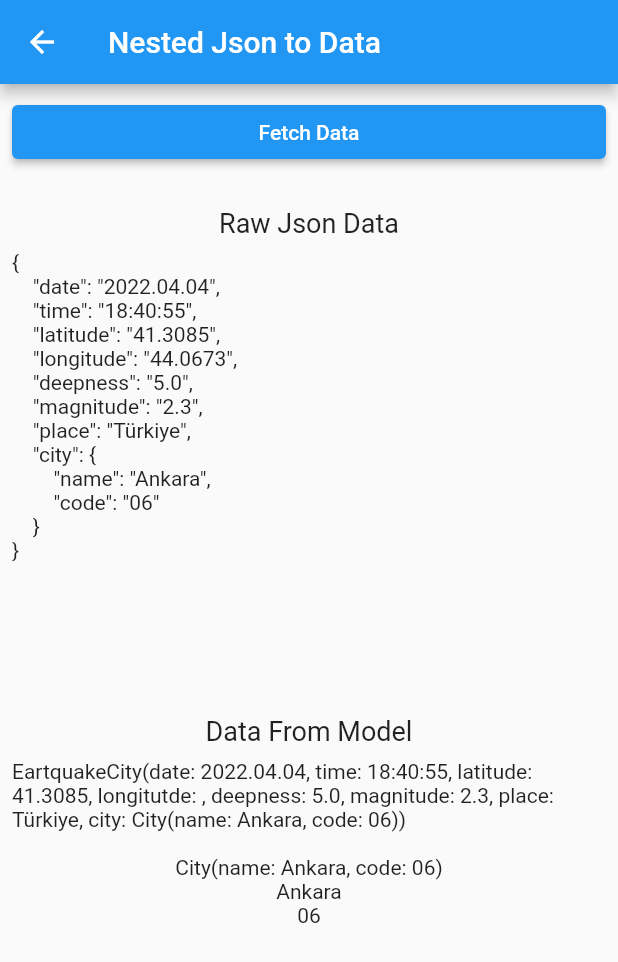
After one commit to emrekaplanek/flutter_fetch_json, a Flutter app: the JsonToModelNested screen opened directly, after a tap on "Fetch Data", on a phone screen of 412 x 824 dp. The commit adds this screen. Shown: the top 962 px of the screen. Run offline on Flutter 3.47's test engine with Material 2 defaults, Android fonts, the phone set to English and light mode, and no system bars.

Commit message:
nested object fetch has been added

```diff
--- /dev/null
+++ b/assets/eartquakeNested.json
@@ -0,0 +1,13 @@
+{
+    "date": "2022.04.04",
+    "time": "18:40:55",
+    "latitude": "41.3085",
+    "longitude": "44.0673",
+    "deepness": "5.0",
+    "magnitude": "2.3",
+    "place": "Türkiye",
+    "city": {
+        "name": "Ankara",
+        "code": "06"
+    }
+}
--- a/lib/main.dart
+++ b/lib/main.dart
@@ -1,5 +1,6 @@
 import 'package:flutter/material.dart';
 import 'package:json_fetch_example/screens/array_to_model.dart';
+import 'package:json_fetch_example/screens/json_to_mode_nested.dart';
 import 'package:json_fetch_example/screens/json_to_model.dart';
 
 import 'screens/named_array_to_model.dart';
@@ -76,6 +77,18 @@ class _MyHomePageState extends State<MyHomePage> {
                                 const NamedArrayToModel()));
                   },
                   child: const Text("Named Json Array To Model")),
+            ),
+            SizedBox(
+              width: double.infinity,
+              child: ElevatedButton(
+                  onPressed: () {
+                    Navigator.push(
+                        context,
+                        MaterialPageRoute(
+                            builder: (BuildContext context) =>
+                                const JsonToModelNested()));
+                  },
+                  child: const Text("Json To Model Nested")),
             )
           ],
         ),
--- /dev/null
+++ b/lib/models/city.dart
@@ -0,0 +1,31 @@
+import 'dart:convert';
+
+class City {
+  String name;
+  String code;
+  City({
+    required this.name,
+    required this.code,
+  });
+
+  Map<String, dynamic> toMap() {
+    return {
+      'name': name,
+      'code': code,
+    };
+  }
+
+  factory City.fromMap(Map<String, dynamic> map) {
+    return City(
+      name: map['name'] ?? '',
+      code: map['code'] ?? '',
+    );
+  }
+
+  String toJson() => json.encode(toMap());
+
+  factory City.fromJson(String source) => City.fromMap(json.decode(source));
+
+  @override
+  String toString() => 'City(name: $name, code: $code)';
+}
--- /dev/null
+++ b/lib/models/eartquakeCity.dart
@@ -0,0 +1,60 @@
+import 'dart:convert';
+
+import 'package:json_fetch_example/models/city.dart';
+
+class EartquakeCity {
+  String date;
+  String time;
+  String latitude;
+  String longitutde;
+  String deepness;
+  String magnitude;
+  String place;
+  City city;
+  EartquakeCity({
+    required this.date,
+    required this.time,
+    required this.latitude,
+    required this.longitutde,
+    required this.deepness,
+    required this.magnitude,
+    required this.place,
+    required this.city,
+  });
+
+  Map<String, dynamic> toMap() {
+    return {
+      'date': date,
+      'time': time,
+      'latitude': latitude,
+      'longitutde': longitutde,
+      'deepness': deepness,
+      'magnitude': magnitude,
+      'place': place,
+      'city': city.toMap(),
+    };
+  }
+
+  factory EartquakeCity.fromMap(Map<String, dynamic> map) {
+    return EartquakeCity(
+      date: map['date'] ?? '',
+      time: map['time'] ?? '',
+      latitude: map['latitude'] ?? '',
+      longitutde: map['longitutde'] ?? '',
+      deepness: map['deepness'] ?? '',
+      magnitude: map['magnitude'] ?? '',
+      place: map['place'] ?? '',
+      city: City.fromMap(map['city']),
+    );
+  }
+
+  String toJson() => json.encode(toMap());
+
+  factory EartquakeCity.fromJson(String source) =>
+      EartquakeCity.fromMap(json.decode(source));
+
+  @override
+  String toString() {
+    return 'EartquakeCity(date: $date, time: $time, latitude: $latitude, longitutde: $longitutde, deepness: $deepness, magnitude: $magnitude, place: $place, city: $city)';
+  }
+}
--- /dev/null
+++ b/lib/screens/json_to_mode_nested.dart
@@ -0,0 +1,101 @@
+import 'package:flutter/material.dart';
+import 'package:json_fetch_example/models/eartquakeCity.dart';
+import 'package:json_fetch_example/services/request_service.dart';
+
+class JsonToModelNested extends StatefulWidget {
+  const JsonToModelNested({Key? key}) : super(key: key);
+
+  @override
+  State<JsonToModelNested> createState() => _JsonToModelNestedState();
+}
+
+class _JsonToModelNestedState extends State<JsonToModelNested> {
+  String rawData = "";
+  EartquakeCity? eartquakeCity;
+  @override
+  Widget build(BuildContext context) {
+    return Scaffold(
+      appBar: AppBar(
+          title: const Text(
+        "Nested Json to Data",
+      )),
+      body: SafeArea(
+        child: SingleChildScrollView(
+          child: Column(
+            children: [
+              SizedBox(
+                width: double.infinity,
+                child: Padding(
+                  padding: const EdgeInsets.all(8.0),
+                  child: ElevatedButton(
+                      onPressed: () {
+                        RequestService.getJson(
+                                context, "assets/eartquakeNested.json")
+                            .then((value) {
+                          rawData = value;
+
+                          // var data = json.decode(value); // CLEAR way
+                          // eartquake = Eartquake.fromMap(data);
+
+                          eartquakeCity = EartquakeCity.fromJson(
+                              value); // BEST and SHORTEST way
+
+                          debugPrint("--Model-----------");
+                          debugPrint(eartquakeCity.toString());
+                          debugPrint("--End Of Model-----------");
+
+                          setState(() {});
+                        });
+                      },
+                      child: const Text("Fetch Data")),
+                ),
+              ),
+              const Padding(
+                padding: EdgeInsets.only(top: 18.0),
+                child: Text(
+                  "Raw Json Data",
+                  style: TextStyle(fontSize: 18),
+                ),
+              ),
+              SizedBox(
+                width: MediaQuery.of(context).size.width,
+                height: 300,
+                child: SingleChildScrollView(
+                    child: Padding(
+                  padding: const EdgeInsets.all(8.0),
+                  child: Text(rawData.toString()),
+                )),
+              ),
+              const Padding(
+                padding: EdgeInsets.only(top: 18.0),
+                child: Text(
+                  "Data From Model",
+                  style: TextStyle(fontSize: 18),
+                ),
+              ),
+              Padding(
+                padding: const EdgeInsets.all(8.0),
+                child: Column(
+                  children: [
+                    SizedBox(child: Text(eartquakeCity.toString())),
+                  ],
+                ),
+              ),
+              if (eartquakeCity != null)
+                Padding(
+                  padding: const EdgeInsets.all(8.0),
+                  child: Column(
+                    children: [
+                      SizedBox(child: Text(eartquakeCity!.city.toString())),
+                      SizedBox(child: Text(eartquakeCity!.city.name)),
+                      SizedBox(child: Text(eartquakeCity!.city.code)),
+                    ],
+                  ),
+                )
+            ],
+          ),
+        ),
+      ),
+    );
+  }
+}
--- a/pubspec.yaml
+++ b/pubspec.yaml
@@ -22,6 +22,7 @@ flutter:
   assets:
     - assets/eartquakeArray.json
     - assets/eartquake.json
+    - assets/eartquakeNested.json
     - assets/eartquakeNamedArray.json
 
 
```
